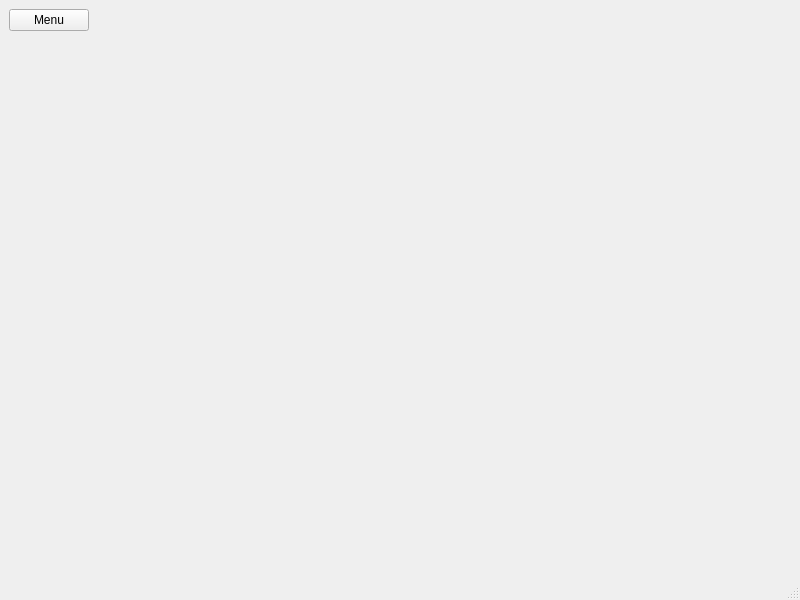
Old version of the form mainwindow.ui in the repository whopper66/ProGra.
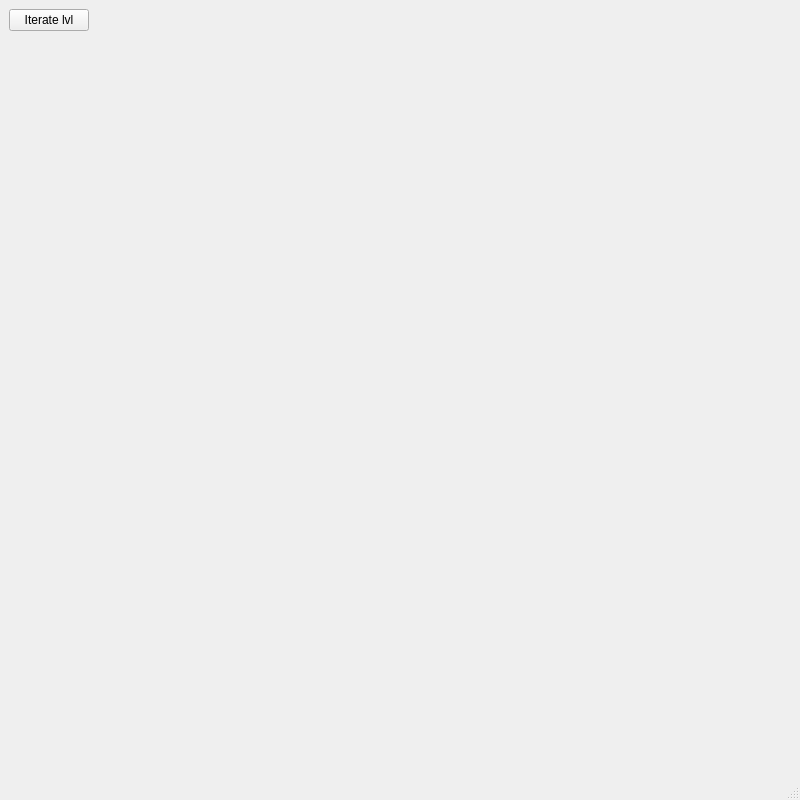
New version of the form.

Commit message: Poprawki layoutu

```diff
--- a/mainwindow.ui
+++ b/mainwindow.ui
@@ -7,7 +7,7 @@
     <x>0</x>
     <y>0</y>
     <width>800</width>
-    <height>600</height>
+    <height>800</height>
    </rect>
   </property>
   <property name="windowTitle">
@@ -53,7 +53,7 @@
      <item row="0" column="0">
       <widget class="QPushButton" name="menuButton">
        <property name="text">
-        <string>Menu</string>
+        <string>Iterate lvl</string>
        </property>
       </widget>
      </item>
```
